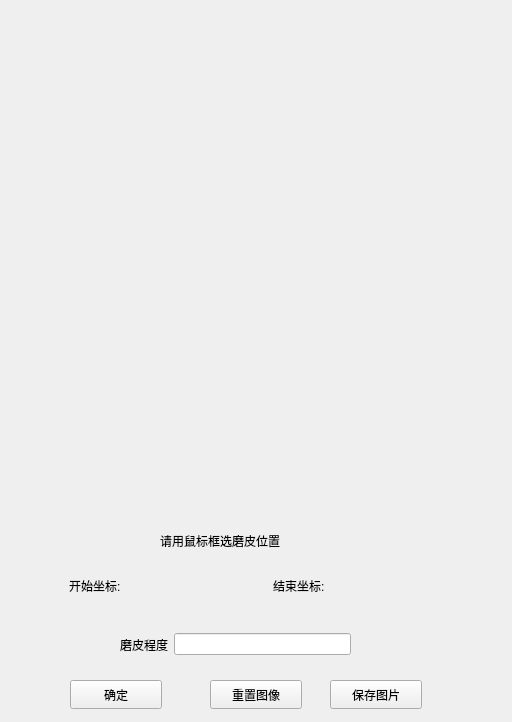
Before: the Qt Designer form ImageWithUI/mask.ui in Obj4ct/ImageWithUI, drawn with Qt 5.
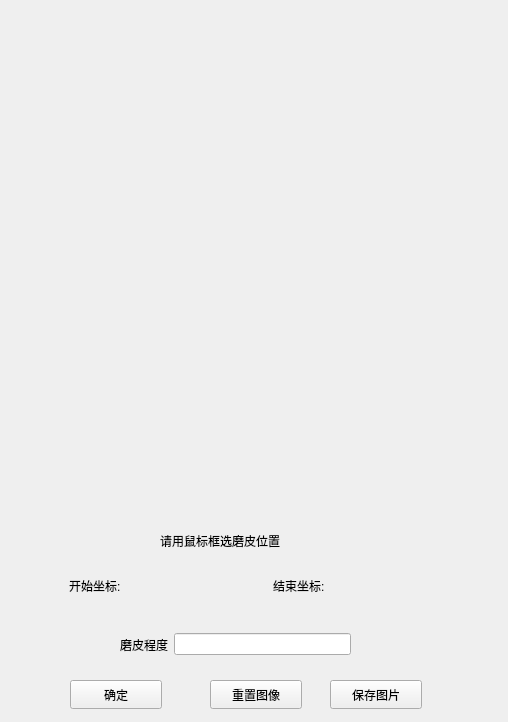
After: the same form once the commit is applied.

Diff of the .ui file:
```diff
--- a/ImageWithUI/mask.ui
+++ b/ImageWithUI/mask.ui
@@ -6,7 +6,7 @@
    <rect>
     <x>0</x>
     <y>0</y>
-    <width>512</width>
+    <width>508</width>
     <height>722</height>
    </rect>
   </property>
@@ -82,8 +82,8 @@
   <widget class="QLabel" name="imageLabel">
    <property name="geometry">
     <rect>
-     <x>0</x>
-     <y>0</y>
+     <x>-3</x>
+     <y>-3</y>
      <width>512</width>
      <height>512</height>
     </rect>
```
